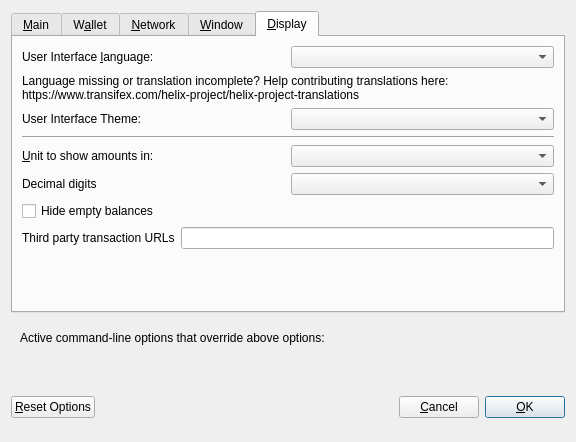
Before: the Qt Designer form src/qt/forms/optionsdialog.ui in ProjectHelixCoin/helix, drawn with Qt 5.
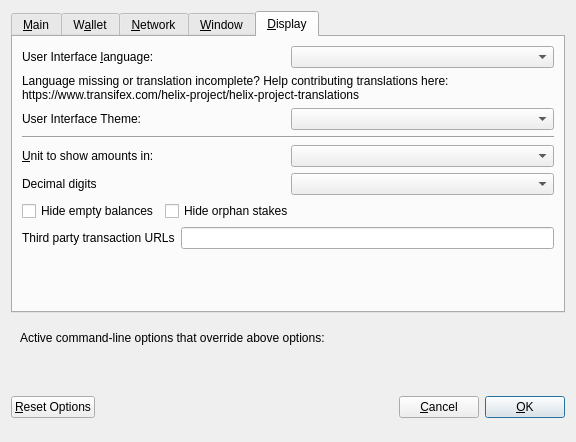
After: the same form once the commit is applied. Custom widgets are drawn as their Qt base class.

What changed in the file:
```diff
--- a/src/qt/forms/optionsdialog.ui
+++ b/src/qt/forms/optionsdialog.ui
@@ -521,7 +521,7 @@
         </widget>
        </item>
        <item>
-        <layout class="QHBoxLayout" name="horizontalLayout_4_Display" stretch="0,0">
+        <layout class="QHBoxLayout" name="horizontalLayout_2_Display" stretch="0,0">
          <item>
           <widget class="QLabel" name="themeLabel">
            <property name="text">
@@ -542,7 +542,7 @@
         </widget>
        </item>
        <item>
-        <layout class="QHBoxLayout" name="horizontalLayout_2_Display">
+        <layout class="QHBoxLayout" name="horizontalLayout_3_Display">
          <item>
           <widget class="QLabel" name="unitLabel">
            <property name="text">
@@ -566,7 +566,7 @@
         </layout>
        </item>
        <item>
-        <layout class="QHBoxLayout" name="horizontalLayout_5_Display">
+        <layout class="QHBoxLayout" name="horizontalLayout_4_Display">
          <item>
           <widget class="QLabel" name="digitsLabel">
            <property name="text">
@@ -580,6 +580,8 @@
         </layout>
        </item>
        <item>
+        <layout class="QHBoxLayout" name="horizontalLayout_5_Display">
+         <item>
         <widget class="QCheckBox" name="checkBoxHideZeroBalances">
          <property name="toolTip">
           <string>Hide empty balances</string>
@@ -593,7 +595,32 @@
         </widget>
        </item>
        <item>
-        <layout class="QHBoxLayout" name="horizontalLayout_3_Display">
+          <widget class="QCheckBox" name="checkBoxHideOrphans">
+           <property name="toolTip">
+            <string>Hide orphan stakes in transaction lists</string>
+           </property>
+           <property name="text">
+            <string>Hide orphan stakes</string>
+           </property>
+          </widget>
+         </item>
+         <item>
+          <spacer name="horizontalSpacer">
+           <property name="orientation">
+            <enum>Qt::Horizontal</enum>
+           </property>
+           <property name="sizeHint" stdset="0">
+            <size>
+             <width>40</width>
+             <height>20</height>
+            </size>
+           </property>
+          </spacer>
+         </item>
+        </layout>
+       </item>
+       <item>
+        <layout class="QHBoxLayout" name="horizontalLayout_6_Display">
          <item>
           <widget class="QLabel" name="thirdPartyTxUrlsLabel">
            <property name="toolTip">
```
Lines whose indentation alone changed are shown as unchanged.
